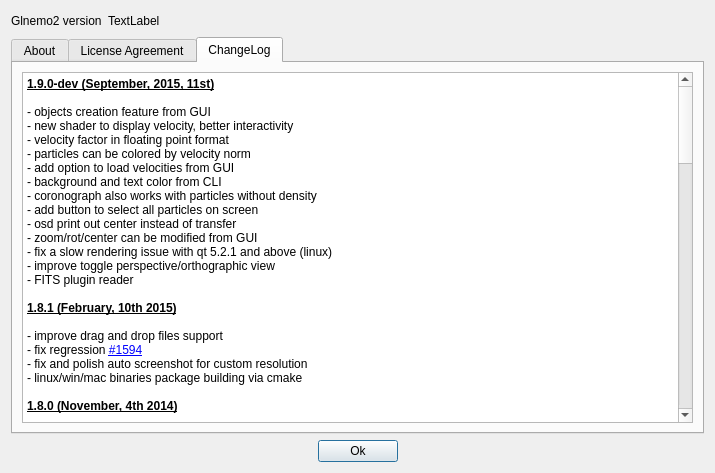
The window that src/formabout.ui (jcldc/glnemo2) describes before a commit, drawn with Qt 5.
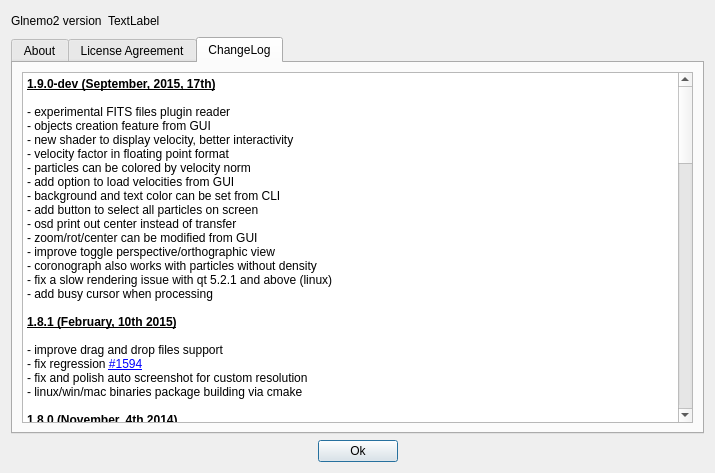
The same window after the commit. Icons and pictures are not drawn.

Commit message: add busy cursor, change shader gl_pointsize min

```diff
--- a/src/formabout.ui
+++ b/src/formabout.ui
@@ -1027,21 +1027,22 @@
 &lt;table border=&quot;0&quot; style=&quot;-qt-table-type: root; margin-top:4px; margin-bottom:4px; margin-left:4px; margin-right:4px;&quot;&gt;
 &lt;tr&gt;
 &lt;td style=&quot;border: none;&quot;&gt;
-&lt;p style=&quot; margin-top:0px; margin-bottom:0px; margin-left:0px; margin-right:0px; -qt-block-indent:0; text-indent:0px;&quot;&gt;&lt;span style=&quot; font-weight:600; text-decoration: underline;&quot;&gt;1.9.0-dev (September, 2015, 11st)&lt;/span&gt;&lt;/p&gt;
+&lt;p style=&quot; margin-top:0px; margin-bottom:0px; margin-left:0px; margin-right:0px; -qt-block-indent:0; text-indent:0px;&quot;&gt;&lt;span style=&quot; font-weight:600; text-decoration: underline;&quot;&gt;1.9.0-dev (September, 2015, 17th)&lt;/span&gt;&lt;/p&gt;
 &lt;p style=&quot;-qt-paragraph-type:empty; margin-top:0px; margin-bottom:0px; margin-left:0px; margin-right:0px; -qt-block-indent:0; text-indent:0px; font-weight:600; text-decoration: underline;&quot;&gt;&lt;br /&gt;&lt;/p&gt;
+&lt;p style=&quot; margin-top:0px; margin-bottom:0px; margin-left:0px; margin-right:0px; -qt-block-indent:0; text-indent:0px;&quot;&gt;- experimental FITS files plugin reader&lt;/p&gt;
 &lt;p style=&quot; margin-top:0px; margin-bottom:0px; margin-left:0px; margin-right:0px; -qt-block-indent:0; text-indent:0px;&quot;&gt;- objects creation feature from GUI&lt;/p&gt;
 &lt;p style=&quot; margin-top:0px; margin-bottom:0px; margin-left:0px; margin-right:0px; -qt-block-indent:0; text-indent:0px;&quot;&gt;- new shader to display velocity, better interactivity&lt;/p&gt;
 &lt;p style=&quot; margin-top:0px; margin-bottom:0px; margin-left:0px; margin-right:0px; -qt-block-indent:0; text-indent:0px;&quot;&gt;- velocity factor in floating point format&lt;/p&gt;
 &lt;p style=&quot; margin-top:0px; margin-bottom:0px; margin-left:0px; margin-right:0px; -qt-block-indent:0; text-indent:0px;&quot;&gt;- particles can be colored by velocity norm&lt;/p&gt;
 &lt;p style=&quot; margin-top:0px; margin-bottom:0px; margin-left:0px; margin-right:0px; -qt-block-indent:0; text-indent:0px;&quot;&gt;- add option to load velocities from GUI&lt;/p&gt;
-&lt;p style=&quot; margin-top:0px; margin-bottom:0px; margin-left:0px; margin-right:0px; -qt-block-indent:0; text-indent:0px;&quot;&gt;- background and text color from CLI&lt;/p&gt;
-&lt;p style=&quot; margin-top:0px; margin-bottom:0px; margin-left:0px; margin-right:0px; -qt-block-indent:0; text-indent:0px;&quot;&gt;- coronograph also works with particles without density&lt;/p&gt;
+&lt;p style=&quot; margin-top:0px; margin-bottom:0px; margin-left:0px; margin-right:0px; -qt-block-indent:0; text-indent:0px;&quot;&gt;- background and text color can be set from CLI&lt;/p&gt;
 &lt;p style=&quot; margin-top:0px; margin-bottom:0px; margin-left:0px; margin-right:0px; -qt-block-indent:0; text-indent:0px;&quot;&gt;- add button to select all particles on screen&lt;/p&gt;
 &lt;p style=&quot; margin-top:0px; margin-bottom:0px; margin-left:0px; margin-right:0px; -qt-block-indent:0; text-indent:0px;&quot;&gt;- osd print out center instead of transfer&lt;/p&gt;
 &lt;p style=&quot; margin-top:0px; margin-bottom:0px; margin-left:0px; margin-right:0px; -qt-block-indent:0; text-indent:0px;&quot;&gt;- zoom/rot/center can be modified from GUI&lt;/p&gt;
-&lt;p style=&quot; margin-top:0px; margin-bottom:0px; margin-left:0px; margin-right:0px; -qt-block-indent:0; text-indent:0px;&quot;&gt;- fix a slow rendering issue with qt 5.2.1 and above (linux)&lt;/p&gt;
 &lt;p style=&quot; margin-top:0px; margin-bottom:0px; margin-left:0px; margin-right:0px; -qt-block-indent:0; text-indent:0px;&quot;&gt;- improve toggle perspective/orthographic view&lt;/p&gt;
-&lt;p style=&quot; margin-top:0px; margin-bottom:0px; margin-left:0px; margin-right:0px; -qt-block-indent:0; text-indent:0px;&quot;&gt;- FITS plugin reader&lt;/p&gt;
+&lt;p style=&quot; margin-top:0px; margin-bottom:0px; margin-left:0px; margin-right:0px; -qt-block-indent:0; text-indent:0px;&quot;&gt;- coronograph also works with particles without density&lt;/p&gt;
+&lt;p style=&quot; margin-top:0px; margin-bottom:0px; margin-left:0px; margin-right:0px; -qt-block-indent:0; text-indent:0px;&quot;&gt;- fix a slow rendering issue with qt 5.2.1 and above (linux)&lt;/p&gt;
+&lt;p style=&quot; margin-top:0px; margin-bottom:0px; margin-left:0px; margin-right:0px; -qt-block-indent:0; text-indent:0px;&quot;&gt;- add busy cursor when processing&lt;/p&gt;
 &lt;p style=&quot;-qt-paragraph-type:empty; margin-top:0px; margin-bottom:0px; margin-left:0px; margin-right:0px; -qt-block-indent:0; text-indent:0px;&quot;&gt;&lt;br /&gt;&lt;/p&gt;
 &lt;p style=&quot; margin-top:0px; margin-bottom:0px; margin-left:0px; margin-right:0px; -qt-block-indent:0; text-indent:0px;&quot;&gt;&lt;span style=&quot; font-weight:600; text-decoration: underline;&quot;&gt;1.8.1 (February, 10th 2015)&lt;/span&gt;&lt;/p&gt;
 &lt;p style=&quot;-qt-paragraph-type:empty; margin-top:0px; margin-bottom:0px; margin-left:0px; margin-right:0px; -qt-block-indent:0; text-indent:0px; font-weight:600; text-decoration: underline;&quot;&gt;&lt;br /&gt;&lt;/p&gt;
```
The commit also changes 3 other files.
